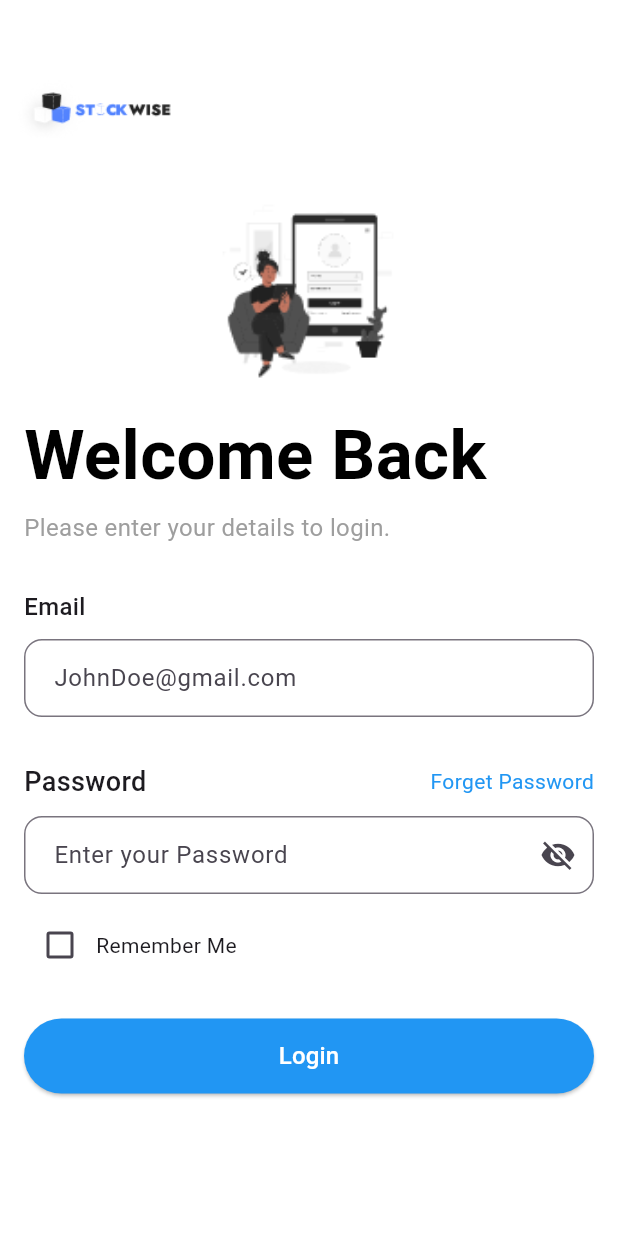
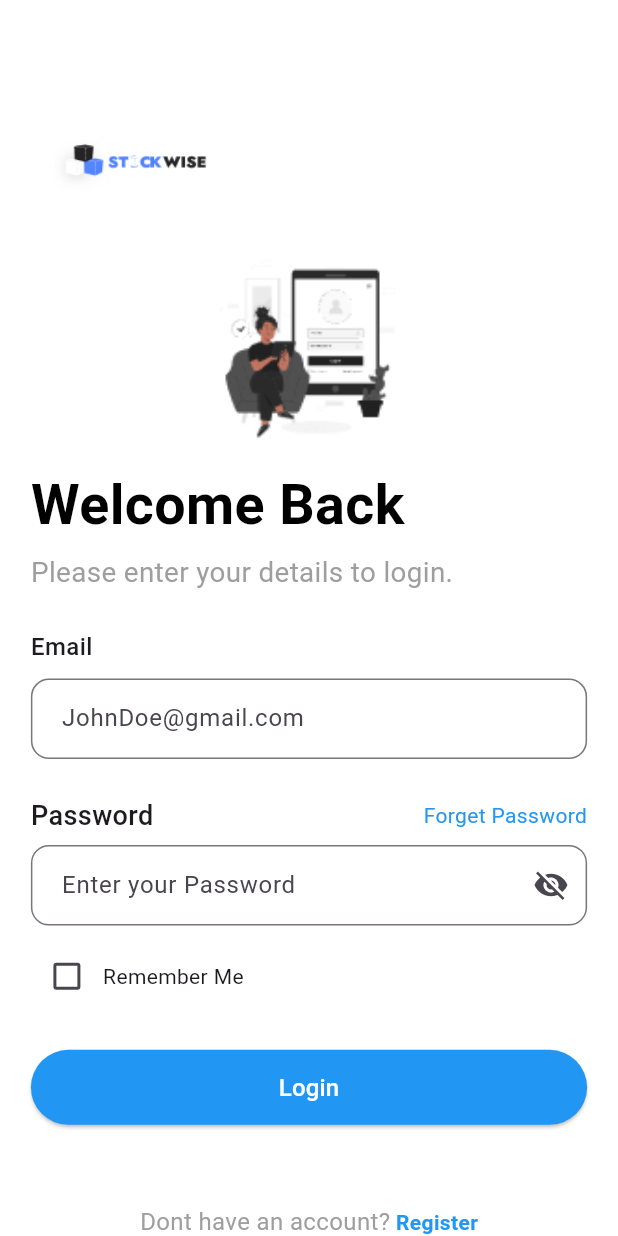
Before and after one commit to juanmiguelzamora/StockWise, a Flutter app: the Login screen opened directly, on a phone screen of 412 x 824 dp. Run offline on Flutter 3.47's test engine with Material 3 defaults, Android fonts, the phone set to English and light mode, and no system bars; missing offline and left inert: mobile_scanner.

```diff
--- a/lib/screens/login.dart
+++ b/lib/screens/login.dart
@@ -16,12 +16,8 @@ class _LoginState extends State<Login> {
   bool RemmeberMe = false;
   bool _obscureText = true;
 
-  final double logoHeight = 120;
-  final double logoWidth = 120;
-
-
   //First Image Logo//
-  Widget buildStockWiseLogo() {
+  Widget buildStockWiseLogo(double logoHeight, double logoWidth) {
     return Padding(
       padding: const EdgeInsets.only(left: 8.0, top: 12.0),
       child: Image.asset(
@@ -33,9 +29,8 @@ class _LoginState extends State<Login> {
     );
   }
 
-
   //Second Image Logo//
-  Widget buildTabletImage() {
+  Widget buildTabletImage(double logoHeight, double logoWidth) {
     return Padding(
       padding: const EdgeInsets.only(top: 2),
       child: Center(
@@ -49,45 +44,53 @@ class _LoginState extends State<Login> {
     );
   }
 
-    //Welcome Back TextField// Please enter your details to login TextField//
   @override
   Widget build(BuildContext context) {
+    final Size screenSize = MediaQuery.of(context).size;
+    final double horizontalPadding = screenSize.width * 0.05;
+    final double logoHeight = screenSize.height * 0.15;
+    final double logoWidth = screenSize.width * 0.3;
+    final double buttonWidth = screenSize.width * 0.9;
+
     return Scaffold(
       backgroundColor: Colors.white,
-      body: Column(
+      body: SingleChildScrollView(
+        child: Padding(
+          padding: EdgeInsets.symmetric(horizontal: horizontalPadding),
+          child: Column(
             crossAxisAlignment: CrossAxisAlignment.start,
             children: [
-          buildStockWiseLogo(),
-          buildTabletImage(),
+              SizedBox(height: screenSize.height * 0.04),
+              buildStockWiseLogo(logoHeight, logoWidth),
+              buildTabletImage(logoHeight, logoWidth),
 
-          const Padding(
-            padding: EdgeInsets.only(left: 16, top: 16),
+              Padding(
+                padding: EdgeInsets.only(top: screenSize.height * 0.02),
                 child: Text(
                   'Welcome Back',
                   style: TextStyle(
-                fontSize: 46,
+                    fontSize: screenSize.width * 0.09,
                     fontWeight: FontWeight.bold,
                     color: Colors.black,
                   ),
                 ),
               ),
 
-          const Padding(
-            padding: EdgeInsets.only(left: 16, top: 4),
+              Padding(
+                padding: EdgeInsets.only(top: screenSize.height * 0.005),
                 child: Text(
                   'Please enter your details to login.',
                   style: TextStyle(
-                fontSize: 16,
+                    fontSize: screenSize.width * 0.045,
                     fontWeight: FontWeight.normal,
                     color: Colors.grey,
                   ),
                 ),
               ),
 
-
               //Email Text and Container//
               Padding(
-            padding: const EdgeInsets.symmetric(horizontal: 16, vertical: 30),
+                padding: EdgeInsets.symmetric(vertical: screenSize.height * 0.03),
                 child: Column(
                   crossAxisAlignment: CrossAxisAlignment.start,
                   children: [
@@ -95,7 +98,7 @@ class _LoginState extends State<Login> {
                       'Email',
                       style: TextStyle(fontSize: 16, fontWeight: FontWeight.w500),
                     ),
-                const SizedBox(height: 10),
+                    SizedBox(height: screenSize.height * 0.012),
                     TextField(
                       controller: emailController,
                       decoration: InputDecoration(
@@ -103,7 +106,10 @@ class _LoginState extends State<Login> {
                         border: OutlineInputBorder(
                           borderRadius: BorderRadius.circular(12),
                         ),
-                    contentPadding: const EdgeInsets.symmetric(horizontal: 16, vertical: 14),
+                        contentPadding: EdgeInsets.symmetric(
+                          horizontal: screenSize.width * 0.04,
+                          vertical: screenSize.height * 0.018,
+                        ),
                       ),
                       keyboardType: TextInputType.emailAddress,
                     ),
@@ -112,12 +118,9 @@ class _LoginState extends State<Login> {
               ),
 
               //Password and Forget Password//
-          Padding(
-            padding: const EdgeInsets.symmetric(horizontal: 16),
-            child: Column(
+              Column(
                 crossAxisAlignment: CrossAxisAlignment.start,
                 children: [
-
                   Row(
                     mainAxisAlignment: MainAxisAlignment.spaceBetween,
                     children: [
@@ -127,11 +130,7 @@ class _LoginState extends State<Login> {
                       ),
                       GestureDetector(
                         onTap: () {
-
-
-                        //Make Forget password logic where to go//
-
-
+                          // Forget password logic
                         },
                         child: const Text(
                           'Forget Password',
@@ -144,7 +143,7 @@ class _LoginState extends State<Login> {
                     ],
                   ),
 
-                const SizedBox(height: 10),
+                  SizedBox(height: screenSize.height * 0.008),
                   TextField(
                     controller: passwordController,
                     obscureText: _obscureText,
@@ -153,7 +152,10 @@ class _LoginState extends State<Login> {
                       border: OutlineInputBorder(
                         borderRadius: BorderRadius.circular(12),
                       ),
-                    contentPadding: const EdgeInsets.symmetric(horizontal: 16, vertical: 14),
+                      contentPadding: EdgeInsets.symmetric(
+                        horizontal: screenSize.width * 0.04,
+                        vertical: screenSize.height * 0.018,
+                      ),
                       suffixIcon: IconButton(
                         icon: Icon(
                           _obscureText ? Icons.visibility_off : Icons.visibility,
@@ -167,9 +169,7 @@ class _LoginState extends State<Login> {
                     ),
                   ),
 
-
-                //Remember Me CheckBox// pero dko ma align sa container
-                const SizedBox(height: 10),
+                  SizedBox(height: screenSize.height * 0.012),
                   Row(
                     children: [
                       Checkbox(
@@ -184,32 +184,23 @@ class _LoginState extends State<Login> {
                     ],
                   ),
 
-
-
-                //Blue Login Button//
                   Center(
                     heightFactor: 2,
                     child: SizedBox(
-                    width: 520,
+                      width: buttonWidth,
                       height: 50,
                       child: ElevatedButton(
                         onPressed: () {
-
-
-                        //Login Logic where to go//
                           Navigator.push(
                             context,
                             MaterialPageRoute(builder: (context) => const Signup()),
                           );
-
-
-
                         },
                         style: ElevatedButton.styleFrom(
                           backgroundColor: Colors.blue,
                           foregroundColor: Colors.white,
                         ),
-                      child: Text(
+                        child: const Text(
                           'Login',
                           style: TextStyle(fontSize: 16),
                         ),
@@ -217,35 +208,25 @@ class _LoginState extends State<Login> {
                     ),
                   ),
 
-
-
-                //Don't have an account TextField// Register TextField//
                   Row(
                     mainAxisAlignment: MainAxisAlignment.center,
                     children: [
-                    Text(
+                      const Text(
                         'Dont have an account?',
                         style: TextStyle(
-                        height: 10,
+                          height: 5,
                           color: Colors.grey,
                           fontSize: 16,
                         ),
                       ),
                       GestureDetector(
                         onTap: () {
-
-
-                        //Logic that go to signup//
                           Navigator.push(
                             context,
                             MaterialPageRoute(builder: (context) => const Signup()),
                           );
-
-
-
-
                         },
-                      child: Text(
+                        child: const Text(
                           " Register",
                           style: TextStyle(
                             fontSize: 14,
@@ -256,14 +237,11 @@ class _LoginState extends State<Login> {
                       ),
                     ],
                   ),
-
-
-
-
+                ],
+              ),
             ],
           ),
         ),
-        ],
       ),
     );
   }
--- a/pubspec.yaml
+++ b/pubspec.yaml
@@ -31,13 +31,16 @@ dependencies:
   flutter:
     sdk: flutter
 
+
   # The following adds the Cupertino Icons font to your application.
   # Use with the CupertinoIcons class for iOS style icons.
   cupertino_icons: ^1.0.8
+  mobile_scanner: ^3.5.5
 
 dev_dependencies:
   flutter_test:
     sdk: flutter
+
 
   # The "flutter_lints" package below contains a set of recommended lints to
   # encourage good coding practices. The lint set provided by the package is
```
Also changed, not shown: lib/screens/ai_screen.dart (added, +12 -0 lines), lib/screens/bottom.nav.dart (added, +85 -0 lines), lib/screens/home_screen.dart (added, +12 -0 lines), lib/screens/profile_screen.dart (added, +12 -0 lines), lib/screens/scanner_screen.dart (added, +115 -0 lines), lib/screens/signup.dart (+7 -6 lines), lib/screens/stocks_screen.dart (added, +12 -0 lines), assets/HomeNav.png (added), pubspec.lock, 3 other files. Lines whose indentation alone changed are shown as unchanged.
